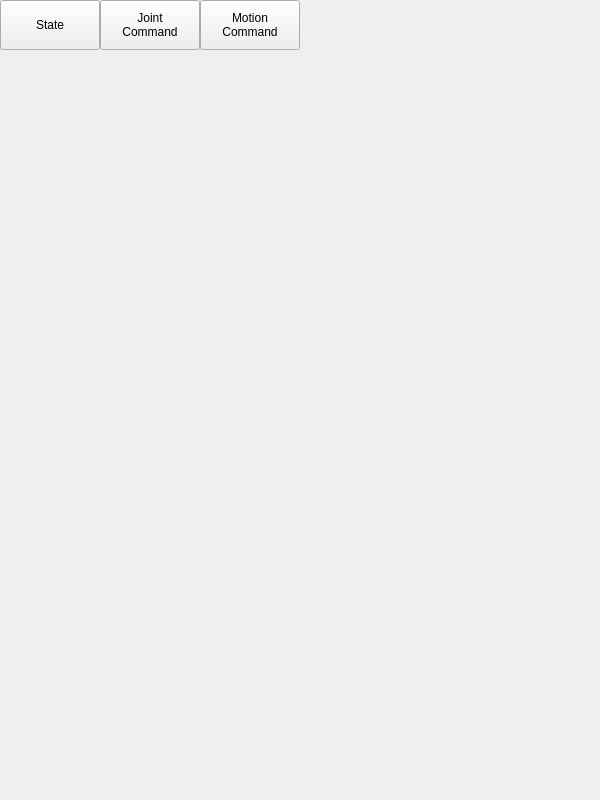
First picture: the form in dyros_bolt_gui/src/dyros_bolt_gui.ui, repository yobellee/dyros_bolt, before the edit.
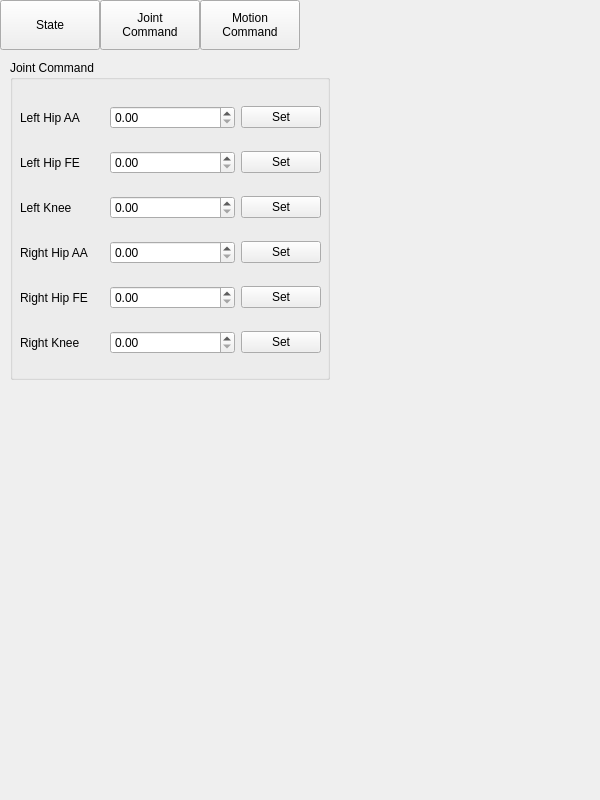
Second picture: the form after the edit. The open tabs and pages were chosen to show the change.

What changed in the file:
```diff
--- a/dyros_bolt_gui/src/dyros_bolt_gui.ui
+++ b/dyros_bolt_gui/src/dyros_bolt_gui.ui
@@ -70,7 +70,185 @@
     <number>0</number>
    </property>
    <widget class="QWidget" name="STAT"/>
-   <widget class="QWidget" name="JOINT"/>
+   <widget class="QWidget" name="JOINT">
+    <widget class="QGroupBox" name="groupBox">
+     <property name="geometry">
+      <rect>
+       <x>10</x>
+       <y>10</y>
+       <width>320</width>
+       <height>320</height>
+      </rect>
+     </property>
+     <property name="title">
+      <string>Joint Command</string>
+     </property>
+     <widget class="QWidget" name="gridLayoutWidget">
+      <property name="geometry">
+       <rect>
+        <x>10</x>
+        <y>30</y>
+        <width>301</width>
+        <height>281</height>
+       </rect>
+      </property>
+      <layout class="QGridLayout" name="gridLayout" columnstretch="8,12,1" columnminimumwidth="10,0,0">
+       <item row="0" column="1">
+        <widget class="QDoubleSpinBox" name="fl_haa_val">
+         <property name="sizePolicy">
+          <sizepolicy hsizetype="Ignored" vsizetype="Fixed">
+           <horstretch>0</horstretch>
+           <verstretch>0</verstretch>
+          </sizepolicy>
+         </property>
+         <property name="minimumSize">
+          <size>
+           <width>0</width>
+           <height>0</height>
+          </size>
+         </property>
+        </widget>
+       </item>
+       <item row="1" column="1">
+        <widget class="QDoubleSpinBox" name="fl_hfe_val"/>
+       </item>
+       <item row="3" column="1">
+        <widget class="QDoubleSpinBox" name="fr_haa_val"/>
+       </item>
+       <item row="5" column="0">
+        <widget class="QLabel" name="right3">
+         <property name="text">
+          <string>Right Knee</string>
+         </property>
+        </widget>
+       </item>
+       <item row="2" column="0">
+        <widget class="QLabel" name="left3">
+         <property name="text">
+          <string>Left Knee</string>
+         </property>
+        </widget>
+       </item>
+       <item row="2" column="1">
+        <widget class="QDoubleSpinBox" name="fl_kfe_val"/>
+       </item>
+       <item row="5" column="1">
+        <widget class="QDoubleSpinBox" name="fr_kfe_val"/>
+       </item>
+       <item row="4" column="1">
+        <widget class="QDoubleSpinBox" name="fr_hfe_val"/>
+       </item>
+       <item row="3" column="0">
+        <widget class="QLabel" name="right1">
+         <property name="text">
+          <string>Right Hip AA</string>
+         </property>
+        </widget>
+       </item>
+       <item row="1" column="0">
+        <widget class="QLabel" name="left2">
+         <property name="text">
+          <string>Left Hip FE</string>
+         </property>
+        </widget>
+       </item>
+       <item row="4" column="0">
+        <widget class="QLabel" name="right2">
+         <property name="text">
+          <string>Right Hip FE</string>
+         </property>
+        </widget>
+       </item>
+       <item row="0" column="0">
+        <widget class="QLabel" name="left1">
+         <property name="text">
+          <string>Left Hip AA</string>
+         </property>
+        </widget>
+       </item>
+       <item row="0" column="2">
+        <widget class="QPushButton" name="fl_haa">
+         <property name="text">
+          <string>Set</string>
+         </property>
+         <property name="iconSize">
+          <size>
+           <width>5</width>
+           <height>16</height>
+          </size>
+         </property>
+        </widget>
+       </item>
+       <item row="1" column="2">
+        <widget class="QPushButton" name="fl_hfe">
+         <property name="text">
+          <string>Set</string>
+         </property>
+         <property name="iconSize">
+          <size>
+           <width>5</width>
+           <height>16</height>
+          </size>
+         </property>
+        </widget>
+       </item>
+       <item row="2" column="2">
+        <widget class="QPushButton" name="fl_kfe">
+         <property name="text">
+          <string>Set</string>
+         </property>
+         <property name="iconSize">
+          <size>
+           <width>5</width>
+           <height>16</height>
+          </size>
+         </property>
+        </widget>
+       </item>
+       <item row="3" column="2">
+        <widget class="QPushButton" name="fr_haa">
+         <property name="text">
+          <string>Set</string>
+         </property>
+         <property name="iconSize">
+          <size>
+           <width>5</width>
+           <height>16</height>
+          </size>
+         </property>
+        </widget>
+       </item>
+       <item row="4" column="2">
+        <widget class="QPushButton" name="fr_hfe">
+         <property name="text">
+          <string>Set</string>
+         </property>
+         <property name="iconSize">
+          <size>
+           <width>5</width>
+           <height>16</height>
+          </size>
+         </property>
+        </widget>
+       </item>
+       <item row="5" column="2">
+        <widget class="QPushButton" name="fr_kfe">
+         <property name="text">
+          <string>Set</string>
+         </property>
+         <property name="iconSize">
+          <size>
+           <width>5</width>
+           <height>16</height>
+          </size>
+         </property>
+        </widget>
+       </item>
+      </layout>
+     </widget>
+    </widget>
+   </widget>
+   <widget class="QWidget" name="MOTION"/>
   </widget>
  </widget>
  <tabstops>
```
Left out of the diff: 2 changed lines with no effect on the pictures.
